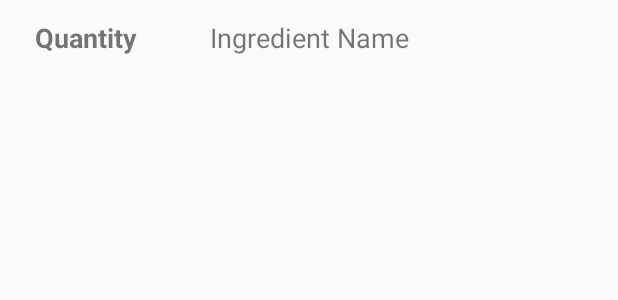
After one commit to wilrus17/easyChef, an Android app: the layout item_ingredient.xml on its own in the app's theme, with its tools: preview values and no code run, on a phone screen of 412 x 824 dp. The commit adds this screen. Shown: the top 300 px of the screen. Run offline under Robolectric (Android 15) with nearby library versions, the phone set to English and light mode, and no system bars.

Commit message:
ingredients add to fragment

```diff
--- a/app/src/main/java/tastepad/app/RecyclerViewAdapter.java
+++ b/app/src/main/java/tastepad/app/RecyclerViewAdapter.java
@@ -26,6 +26,7 @@ import android.view.MenuItem;
 import android.widget.Toast;
 import android.support.v7.view.ActionMode.Callback;
 import java.util.ArrayList;
+import java.util.Arrays;
 import java.util.List;
 
 import javax.security.auth.Subject;
@@ -109,6 +110,7 @@ public class RecyclerViewAdapter extends RecyclerView.Adapter<RecyclerViewAdapte
                 i.putExtra("Instructions", listRecipe.get(position).getInstructions());
                 i.putExtra("RecipeId", listRecipe.get(position).get_id());
                 i.putExtra("Ingredients", ingredients);
+                Log.i("ingredientsRecycler", Arrays.deepToString(ingredients));
                 mContext.startActivity(i);
             }
         });
--- /dev/null
+++ b/app/src/main/res/layout/item_ingredient.xml
@@ -0,0 +1,27 @@
+<?xml version="1.0" encoding="utf-8"?>
+<LinearLayout
+    xmlns:android="http://schemas.android.com/apk/res/android"
+    android:orientation="horizontal"
+    android:layout_width="match_parent"
+    android:layout_height="50dp"
+    >
+
+    <TextView
+        android:id="@+id/ingredientQuantity"
+        android:layout_width="100dp"
+        android:layout_height="match_parent"
+        android:text="Quantity"
+        android:textStyle="bold"
+        android:gravity="center"
+        android:textSize="18sp"
+        android:paddingLeft="15dp"/>
+
+    <TextView
+        android:id="@+id/ingredientName"
+        android:layout_width="match_parent"
+        android:layout_height="wrap_content"
+        android:text="Ingredient Name"
+        android:layout_marginLeft="40dp"
+        android:textSize="18sp"/>
+
+</LinearLayout>
```
Also changed, not shown: app/src/main/java/tastepad/app/FragmentIngredients.java (+25 -4 lines), app/src/main/java/tastepad/app/IngredientCard.java (added, +37 -0 lines), app/src/main/java/tastepad/app/MyDBHandler.java (+10 -4 lines), app/src/main/java/tastepad/app/RecyclerIngredientAdapter.java (added, +67 -0 lines), app/src/main/java/tastepad/app/SimpleDividerItemDecoration.java (added, +35 -0 lines), app/src/main/res/drawable/line_divider.xml (added, +11 -0 lines), app/src/main/res/layout/ingredients_fragment.xml (+7 -6 lines).
